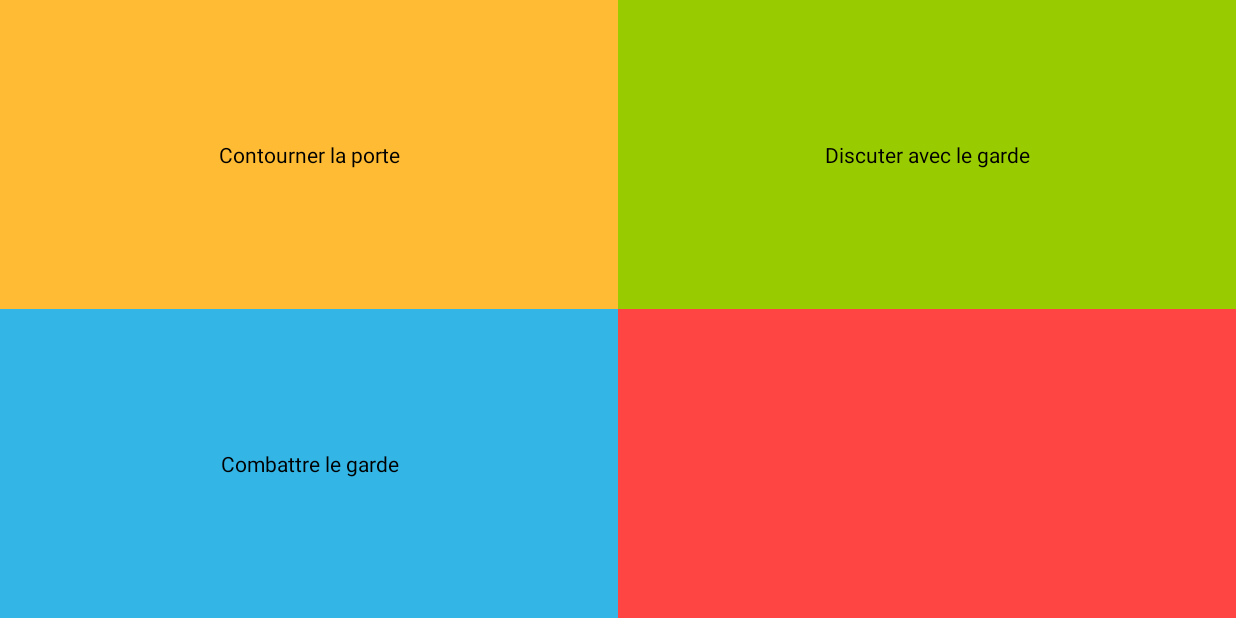
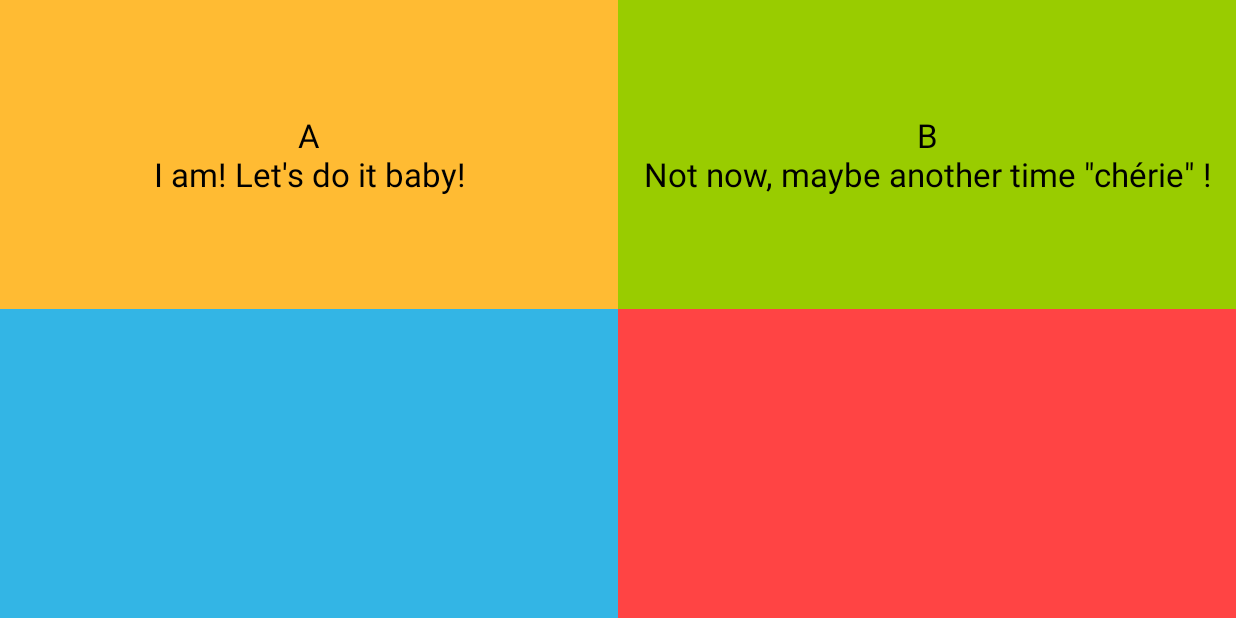
Before and after one commit to Yanonix/Adventure, an Android app: the screen it shows after launch (MainActivity), on a phone screen of 824 x 412 dp (held sideways). Run offline under Robolectric (Android 15) with nearby library versions, the phone set to English and light mode, and no system bars.

Commit message:
StoryEngine began :fire:

```diff
--- a/app/src/main/java/com/aventure/MainActivity.java
+++ b/app/src/main/java/com/aventure/MainActivity.java
@@ -4,35 +4,63 @@ import android.app.Activity;
 import android.os.Bundle;
 import android.view.Menu;
 import android.view.MenuItem;
+import android.view.View;
+import android.widget.Button;
+import android.widget.Toast;
+
+import java.io.IOException;
+import java.util.ArrayList;
 
 
 public class MainActivity extends Activity {
+
+    StoryEngine engine;
+    ArrayList<Button> buttons;
+    String[] letters = {"A","B","C"};
 
     @Override
     protected void onCreate(Bundle savedInstanceState) {
         super.onCreate(savedInstanceState);
         setContentView(R.layout.activity_main);
+
+        buttons = new ArrayList<>();
+        buttons.add((Button) findViewById(R.id.buttonA));
+        buttons.add((Button) findViewById(R.id.buttonB));
+        buttons.add((Button) findViewById(R.id.buttonC));
+
+        for (int i = 0; i < buttons.size(); i++) {
+            final int j = i;
+            Button b = buttons.get(i);
+            b.setOnClickListener(new View.OnClickListener() {
+                @Override
+                public void onClick(View v) {
+                    engine.makeChoice(j);
+                    fillQuestions();
+                }
+            });
+        }
+
+        try {
+            this.engine = new StoryEngine(getAssets().open("42.xml"));
+            this.fillQuestions();
+        } catch (IOException e) {
+            e.printStackTrace();
+        }
     }
 
-    @Override
-    public boolean onCreateOptionsMenu(Menu menu) {
-        // Inflate the menu; this adds items to the action bar if it is present.
-        getMenuInflater().inflate(R.menu.menu_main, menu);
-        return true;
+    private void fillQuestions() {
+        StoryEngine.Situation situation = engine.getSituation();
+        Toast.makeText(this, situation.text, Toast.LENGTH_SHORT).show();
+        for(Button b : buttons){
+            b.setText("");
+        }
+
+        for (int i = 0; i < situation.choices.size(); i++) {
+            StoryEngine.Choice choice = situation.choices.get(i);
+            String letter = letters[i];
+            buttons.get(i).setText(letter+"\n"+choice.text);
+            //Toast.makeText(this, letter + ":" + choice.text, Toast.LENGTH_SHORT).show();
+        }
     }
 
-    @Override
-    public boolean onOptionsItemSelected(MenuItem item) {
-        // Handle action bar item clicks here. The action bar will
-        // automatically handle clicks on the Home/Up button, so long
-        // as you specify a parent activity in AndroidManifest.xml.
-        int id = item.getItemId();
-
-        //noinspection SimplifiableIfStatement
-        if (id == R.id.action_settings) {
-            return true;
-        }
-
-        return super.onOptionsItemSelected(item);
-    }
 }
--- /dev/null
+++ b/app/src/main/java/com/aventure/StoryEngine.java
@@ -0,0 +1,158 @@
+package com.aventure;
+
+import android.app.Activity;
+
+import android.provider.DocumentsContract;
+import android.util.Log;
+import android.widget.Toast;
+
+import org.w3c.dom.Document;
+import org.w3c.dom.Node;
+import org.w3c.dom.NodeList;
+import org.xml.sax.InputSource;
+import org.xml.sax.SAXException;
+
+import java.io.BufferedReader;
+import java.io.IOException;
+import java.io.InputStream;
+import java.io.InputStreamReader;
+import java.io.StringWriter;
+import java.util.ArrayList;
+import java.util.HashMap;
+
+import javax.xml.parsers.DocumentBuilder;
+import javax.xml.parsers.DocumentBuilderFactory;
+import javax.xml.parsers.ParserConfigurationException;
+import javax.xml.transform.OutputKeys;
+import javax.xml.transform.Transformer;
+import javax.xml.transform.TransformerConfigurationException;
+import javax.xml.transform.TransformerException;
+import javax.xml.transform.TransformerFactory;
+import javax.xml.transform.dom.DOMSource;
+import javax.xml.transform.stream.StreamResult;
+
+public class StoryEngine {
+
+    class Choice {
+        String text;
+        String to;
+
+        public Choice(String text, String to) {
+            this.text = text;
+            this.to = to;
+        }
+
+        @Override
+        public String toString() {
+            return "Choice{" +
+                    "text='" + text + '\'' +
+                    ", to='" + to + '\'' +
+                    '}';
+        }
+    }
+
+    class Situation {
+        String id;
+        String text;
+        ArrayList<Choice> choices;
+
+        public Situation(String id, String text, ArrayList<Choice> choices) {
+            this.id = id;
+            this.text = text;
+            this.choices = choices;
+        }
+
+        @Override
+        public String toString() {
+            return "Situation{" +
+                    "id='" + id + '\'' +
+                    ", text='" + text + '\'' +
+                    ", n(choices)=" + choices.size() +
+                    '}';
+        }
+    }
+
+    HashMap<String, Situation> situations;
+    String state_id = "";
+
+
+    public StoryEngine(InputStream is) {
+        this.situations = new HashMap<>();
+        try {
+            Log.e("x","loading xml");
+
+            DocumentBuilderFactory factory;
+            DocumentBuilder builder;
+
+            Document dom;
+            factory = DocumentBuilderFactory.newInstance();
+            builder = factory.newDocumentBuilder();
+
+            dom = builder.parse(is);
+
+            NodeList situations_xml = dom.getElementsByTagName("situation");
+
+            for (int i = 0; i < situations_xml.getLength(); i++) {
+                Node situation = situations_xml.item(i);
+                String id = situation.getAttributes().getNamedItem("id").getNodeValue();
+                Log.e("x", "id:" + id);
+                if(i == 0){
+                    state_id = id;
+                }
+                NodeList childs = situation.getChildNodes();
+                String text = "";
+                ArrayList<Choice> choices = new ArrayList<>();
+                for (int j = 0; j < childs.getLength(); j++) {
+                    Node child = childs.item(j);
+                    if(child.getNodeName().equals("text")){
+                        text = child.getTextContent().trim();
+                    }
+                    if(child.getNodeName().equals("choices")){
+                        NodeList choices_xml = child.getChildNodes();
+                        for (int k = 0; k < choices_xml.getLength(); k++) {
+                            Node choice_xml = choices_xml.item(k);
+                            if(choice_xml.getNodeName().equals("choice")){
+                                String choice_text = choice_xml.getTextContent().trim();
+                                String choice_to = choice_xml.getAttributes().getNamedItem("to").getNodeValue();
+                                choices.add(new Choice(choice_text, choice_to));
+                            }
+                        }
+                    }
+                }
+                this.situations.put(id, new Situation(id, text, choices));
+                Log.e("x", "text:" + text);
+                Log.e("x","choices:"+choices.size());
+            }
+        } catch (IOException e) {
+            e.printStackTrace();
+        } catch (ParserConfigurationException e) {
+            e.printStackTrace();
+        } catch (SAXException e) {
+            e.printStackTrace();
+        }
+    }
+
+
+
+    private String nodeToString(Node node) {
+        StringWriter sw = new StringWriter();
+        try {
+            Transformer t = TransformerFactory.newInstance().newTransformer();
+            t.setOutputProperty(OutputKeys.OMIT_XML_DECLARATION, "yes");
+            t.setOutputProperty(OutputKeys.INDENT, "yes");
+            t.transform(new DOMSource(node), new StreamResult(sw));
+        } catch (TransformerException te) {
+            te.printStackTrace();
+        }
+        return sw.toString();
+    }
+
+    public Situation getSituation(){
+        return situations.get(this.state_id);
+    }
+
+    public void makeChoice(int i){
+        this.state_id = getSituation().choices.get(i).to;
+    }
+
+}
--- a/app/src/main/res/layout/activity_main.xml
+++ b/app/src/main/res/layout/activity_main.xml
@@ -16,20 +16,22 @@
             android:orientation="horizontal" >
 
             <Button
-                android:id="@+id/button1"
+                android:id="@+id/buttonA"
                 android:layout_width="match_parent"
                 android:layout_height="match_parent"
                 android:background="@android:color/holo_orange_light"
+                android:textAppearance="?android:attr/textAppearanceLarge"
                 android:layout_weight="1.0"
-                android:text="Contourner la porte" />
+                android:text="A\nContourner la porte" />
 
             <Button
-                android:id="@+id/button2"
+                android:id="@+id/buttonB"
                 android:layout_width="match_parent"
                 android:layout_height="match_parent"
                 android:background="@android:color/holo_green_light"
+                android:textAppearance="?android:attr/textAppearanceLarge"
                 android:layout_weight="1.0"
-                android:text="Discuter avec le garde" />
+                android:text="B\nDiscuter avec le garde" />
 
         </LinearLayout>
 
@@ -40,16 +42,16 @@
             android:orientation="horizontal" >
 
             <Button
-                android:id="@+id/button3"
+                android:id="@+id/buttonC"
                 android:layout_width="match_parent"
                 android:layout_height="match_parent"
+                android:textAppearance="?android:attr/textAppearanceLarge"
                 android:background="@android:color/holo_blue_light"
                 android:layout_weight="1.0"
-                android:text="Combattre le garde" />
+                android:text="C\nCombattre le garde" />
 
 
             <Button
-                android:id="@+id/button4"
                 android:layout_width="match_parent"
                 android:layout_height="match_parent"
                 android:background="@android:color/holo_red_light"
```
Also changed, not shown: app/src/main/assets/42.xml (added, +37 -0 lines).
